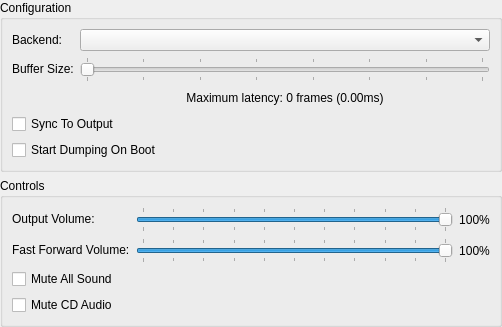
Before: the Qt Designer form src/duckstation-qt/audiosettingswidget.ui in kofxi3584karlayang/duckstation, drawn with Qt 5.
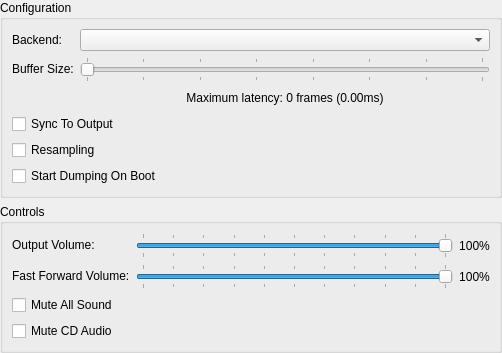
After: the same form once the commit is applied.

Commit message: Settings: Add audio resampling when running at non-standard speed

Diff of the .ui file:
```diff
--- a/src/duckstation-qt/audiosettingswidget.ui
+++ b/src/duckstation-qt/audiosettingswidget.ui
@@ -105,6 +105,13 @@
        </widget>
       </item>
       <item row="4" column="0" colspan="2">
+       <widget class="QCheckBox" name="resampling">
+        <property name="text">
+         <string>Resampling</string>
+        </property>
+       </widget>
+      </item>
+      <item row="5" column="0" colspan="2">
        <widget class="QCheckBox" name="startDumpingOnBoot">
         <property name="text">
          <string>Start Dumping On Boot</string>
```
The commit also changes 5 other files.
